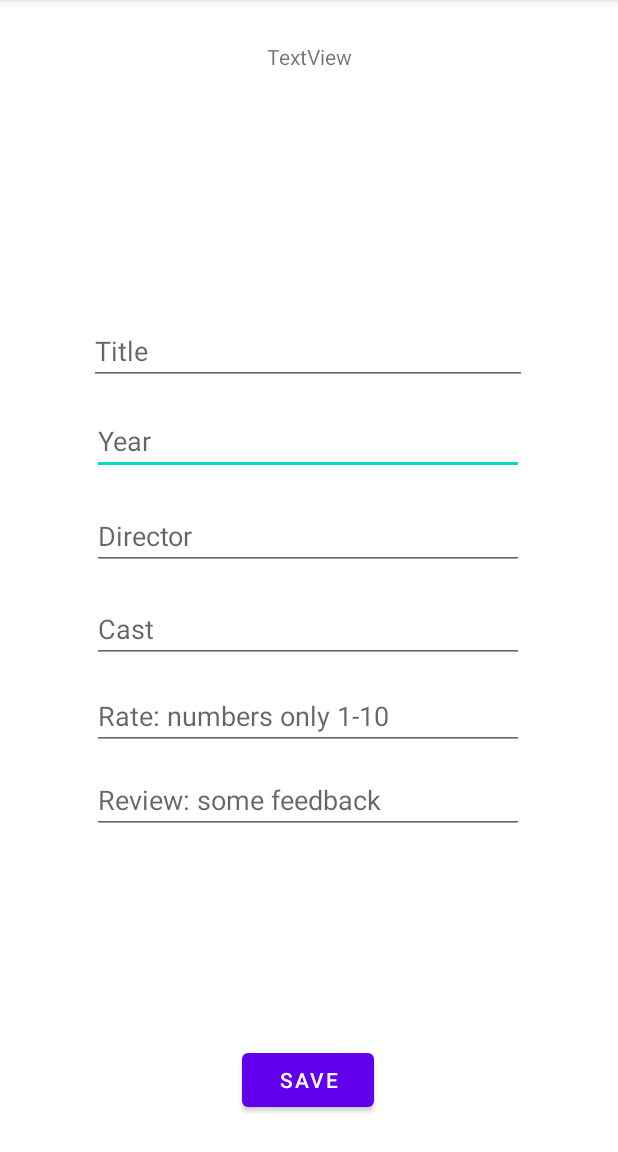
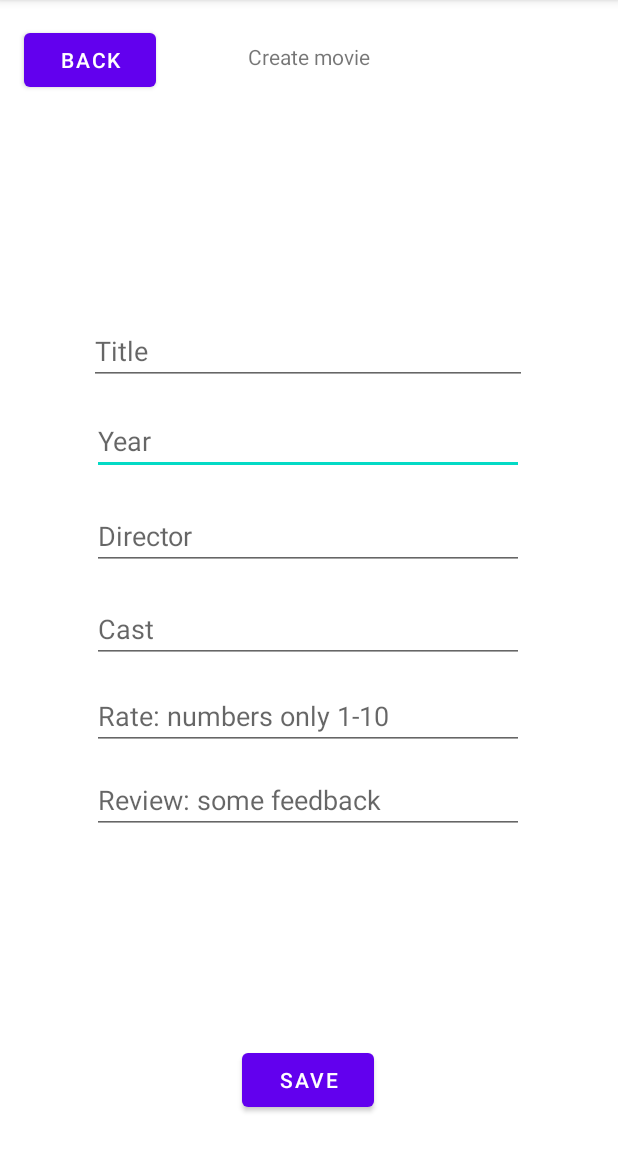
Before and after one commit to komolbek/Movies-android-application, an Android app: the CreateMovie screen opened directly, with no data from a screen before it, on a phone screen of 412 x 824 dp, the part 84-1236 px from its top. Run offline under Robolectric (Android 15) with nearby library versions, the phone set to English and light mode, and no system bars.

Commit message:
some fixes. added back button

```diff
--- a/app/src/main/java/com/example/kimovies/CreateMovie.java
+++ b/app/src/main/java/com/example/kimovies/CreateMovie.java
@@ -3,6 +3,8 @@ package com.example.kimovies;
 import androidx.appcompat.app.AppCompatActivity;
 
 import android.os.Bundle;
+import android.view.View;
+import android.widget.Button;
 import android.widget.EditText;
 
 public class CreateMovie extends AppCompatActivity {
@@ -14,11 +16,44 @@ public class CreateMovie extends AppCompatActivity {
     private EditText rateText;
     private EditText reviewText;
 
+    private Button saveButton;
+    private Button backButton;
+
     @Override
     protected void onCreate(Bundle savedInstanceState) {
         super.onCreate(savedInstanceState);
         setContentView(R.layout.activity_create_movie);
+
+        this.setupEditTexts();
     }
 
-    private void setupEditText
+    private void setupEditTexts() {
+        titleText = (EditText) findViewById(R.id.createMovieTitleText);
+        yearText = (EditText) findViewById(R.id.createMovieYearText);
+        directorText = (EditText) findViewById(R.id.createMovieDirectorText);
+        castText = (EditText) findViewById(R.id.createMovieCastText);
+        rateText = (EditText) findViewById(R.id.createMovieRateText);
+        reviewText = (EditText) findViewById(R.id.createMovieReviewText);
+    }
+
+    private  void setupButtons() {
+        saveButton = (Button) findViewById(R.id.createMovieSaveButton);
+        backButton = (Button) findViewById(R.id.createMovieBackButton);
+     }
+
+    private void setupButtonListeners() {
+        saveButton.setOnClickListener(new View.OnClickListener() {
+            @Override
+            public void onClick(View v) {
+
+            }
+        });
+
+        backButton.setOnClickListener(new View.OnClickListener() {
+            @Override
+            public void onClick(View v) {
+                finish();
+            }
+        });
+    }
 }
--- a/app/src/main/res/layout/activity_create_movie.xml
+++ b/app/src/main/res/layout/activity_create_movie.xml
@@ -70,7 +70,7 @@
         android:id="@+id/textView"
         android:layout_width="wrap_content"
         android:layout_height="wrap_content"
-        android:text="@string/textview"
+        android:text="@string/create_movie"
         app:layout_constraintBottom_toBottomOf="parent"
         app:layout_constraintEnd_toEndOf="parent"
         app:layout_constraintStart_toStartOf="parent"
@@ -118,4 +118,15 @@
         app:layout_constraintEnd_toEndOf="parent"
         app:layout_constraintHorizontal_bias="0.498"
         app:layout_constraintStart_toStartOf="parent" />
+
+    <Button
+        android:id="@+id/createMovieBackButton"
+        android:layout_width="88dp"
+        android:layout_height="48dp"
+        android:layout_marginStart="16dp"
+        android:layout_marginLeft="16dp"
+        android:layout_marginTop="16dp"
+        android:text="Back"
+        app:layout_constraintStart_toStartOf="parent"
+        app:layout_constraintTop_toTopOf="parent" />
 </androidx.constraintlayout.widget.ConstraintLayout>
```
